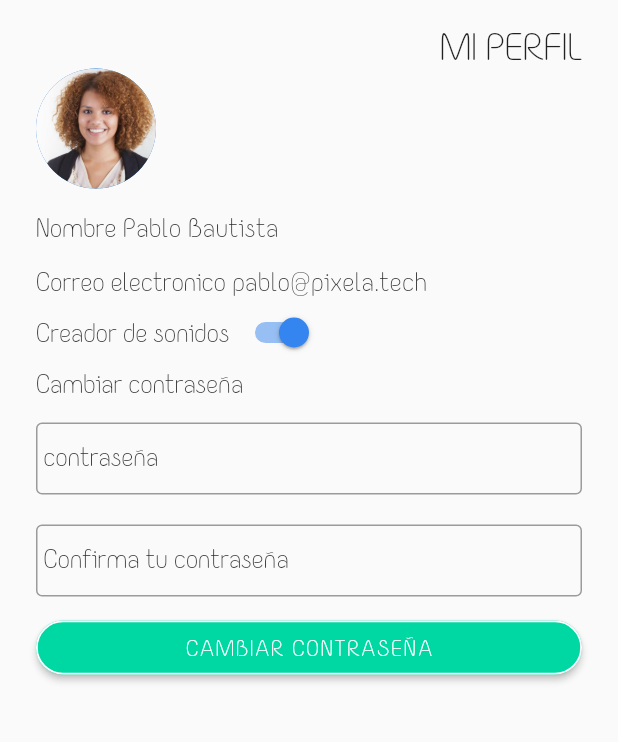
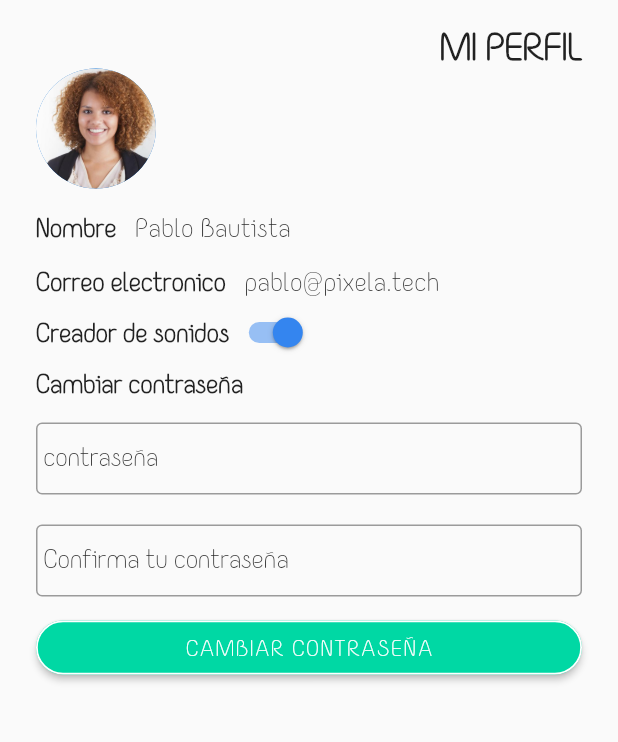
Before and after one commit to VEDI-labs/onda-ritmica, a Flutter app: the Perfil2 screen opened directly, on a phone screen of 412 x 824 dp, the part 149-891 px from its top. Run offline on Flutter 3.47's test engine with Material 2 defaults, Android fonts, the phone set to English and light mode, and no system bars; our stand-ins replace flutter_svg.

Commit message:
estilo de texto en perfil

```diff
--- a/lib/src/ui/screens/perfil.dart
+++ b/lib/src/ui/screens/perfil.dart
@@ -42,7 +42,10 @@ class Perfil extends State<Perfil2> {
                       alignment: Alignment.topRight,
                     ),
                     Text('MI PERFIL',
-                        style: Theme.of(context).textTheme.headline5),
+                        style: Theme.of(context)
+                            .textTheme
+                            .headline5
+                            .copyWith(fontWeight: FontWeight.w700)),
                   ],
                 ),
                 Row(
@@ -61,8 +64,11 @@ class Perfil extends State<Perfil2> {
                 ),
                 Row(
                   children: [
-                    Text('Nombre ',
-                        style: Theme.of(context).textTheme.subtitle1),
+                    Text('Nombre   ',
+                        style: Theme.of(context)
+                            .textTheme
+                            .subtitle1
+                            .copyWith(fontWeight: FontWeight.w700)),
                     Text('Pablo Bautista',
                         style: Theme.of(context).textTheme.bodyText1),
                   ],
@@ -73,16 +79,22 @@ class Perfil extends State<Perfil2> {
                 ),
                 Row(
                   children: [
-                    Text('Correo electronico ',
-                        style: Theme.of(context).textTheme.subtitle1),
+                    Text('Correo electronico   ',
+                        style: Theme.of(context)
+                            .textTheme
+                            .subtitle1
+                            .copyWith(fontWeight: FontWeight.w700)),
                     Text('pablo@pixela.tech',
                         style: Theme.of(context).textTheme.bodyText1),
                   ],
                 ),
                 Row(
                   children: [
-                    Text('Creador de sonidos ',
-                        style: Theme.of(context).textTheme.subtitle1),
+                    Text('Creador de sonidos',
+                        style: Theme.of(context)
+                            .textTheme
+                            .subtitle1
+                            .copyWith(fontWeight: FontWeight.w700)),
                     Switch(
                       value: true,
                       onChanged: (value) {},
@@ -93,7 +105,10 @@ class Perfil extends State<Perfil2> {
                 Row(
                   children: [
                     Text('Cambiar contraseña',
-                        style: Theme.of(context).textTheme.subtitle1),
+                        style: Theme.of(context)
+                            .textTheme
+                            .subtitle1
+                            .copyWith(fontWeight: FontWeight.w700)),
                   ],
                 ),
                 SizedBox(
```
